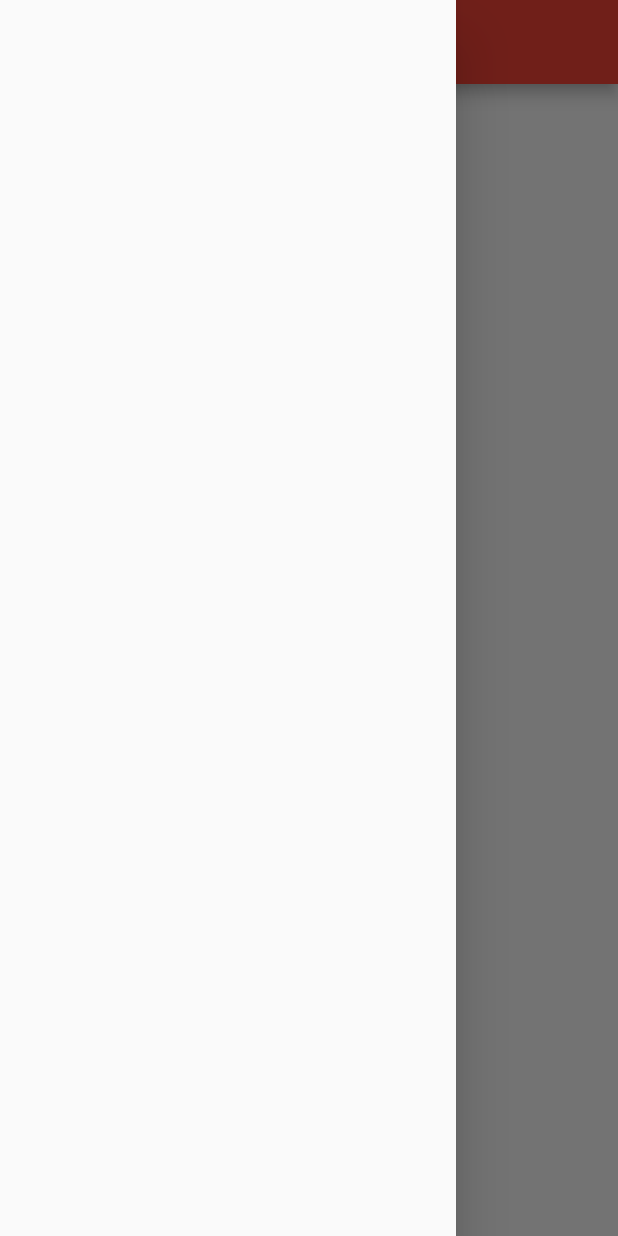
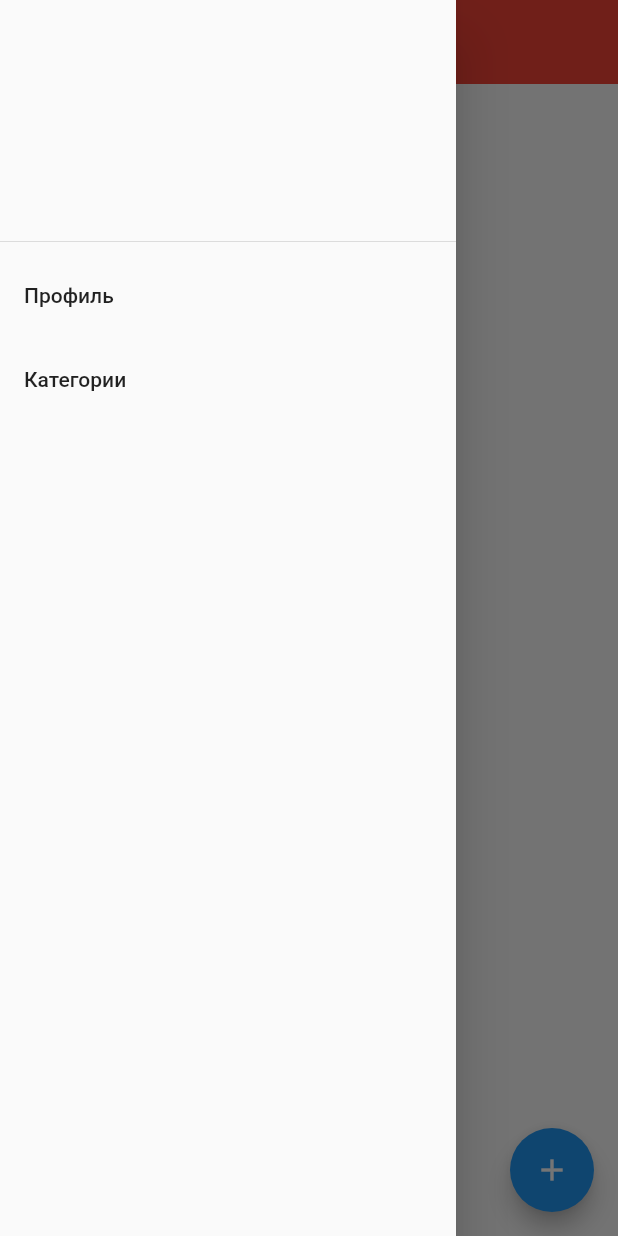
Before and after one commit to Darinochka/mathmagic, a Flutter app: the screen it shows after launch, with the side drawer open, on a phone screen of 412 x 824 dp. Run offline on Flutter 3.47's test engine with Material 2 defaults, Android fonts, the phone set to English and light mode, and no system bars.

Commit message:
start template

```diff
--- a/lib/main.dart
+++ b/lib/main.dart
@@ -12,14 +12,63 @@ class Main extends StatelessWidget {
         primaryColor: Colors.red,
       ),
       home: Scaffold(
-        drawer: Drawer(
-          child: ListView(),
+        drawer: AppDrawer(),
+        body: CustomScrollView(
+          slivers: <Widget>[
+            SliverAppBar(
+              flexibleSpace: FlexibleSpaceBar(
+                title: Text('Новые задачи'),
+              ),
+            ),
+            SliverList(
+              delegate: SliverChildBuilderDelegate(
+                (context, index) => ExerciseTile(),
+                childCount: 5,
+              ),
+            )
+          ],
         ),
-        appBar: AppBar(
-          title: Text("Новые задачи")
+        floatingActionButton: FloatingActionButton(
+          child: Icon(Icons.add),
+          onPressed: () {},
         ),
-        body: Text('Start'),
       ),
     );
   }
 }
+
+class AppDrawer extends StatelessWidget {
+  @override
+  Widget build(BuildContext context) {
+    return Drawer(
+      child: ListView(children: [
+        DrawerHeader(
+          child: Container(),
+        ),
+        ListTile(
+          title: Text('Профиль'),
+        ),
+        ListTile(
+          title: Text('Категории'),
+        ),
+      ]),
+    );
+  }
+}
+
+class ExerciseTile extends StatelessWidget {
+  @override
+  Widget build(BuildContext context) {
+    return ListTile(
+      title: Text("2 + 2"),
+      onTap: () {
+        Navigator.push(
+          context,
+          MaterialPageRoute(
+            builder: (context) => Text("aa"),
+          ),
+        );
+      },
+    );
+  }
+}
```
